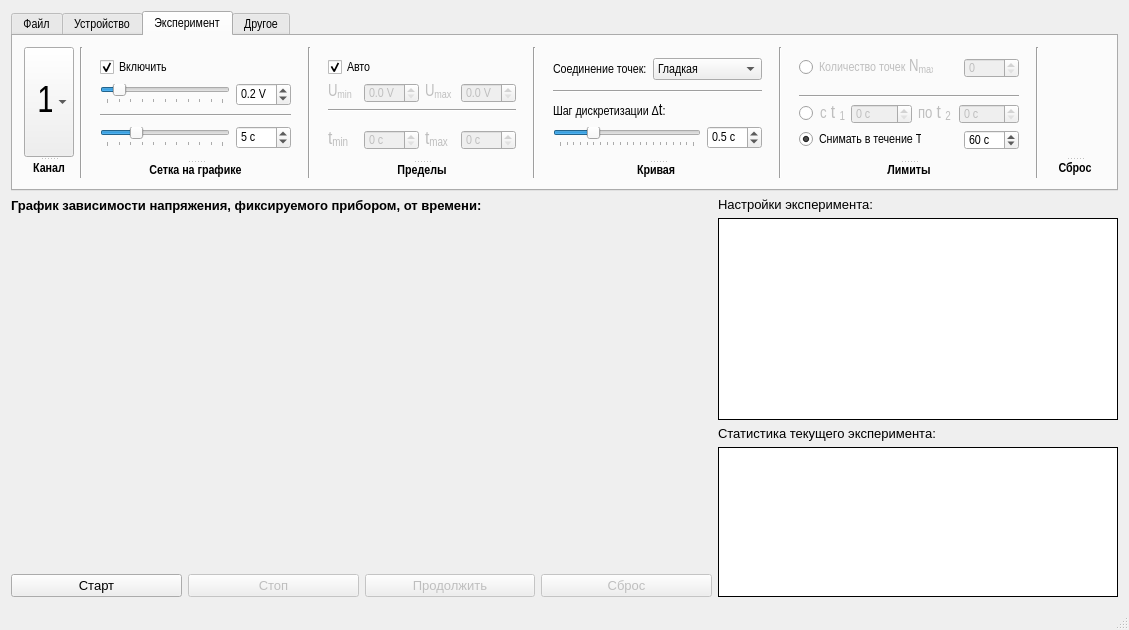
This is mainwindow.ui in gurmaaan/WeldAnalysis as Qt 5 draws it before an edit. The edited form follows.
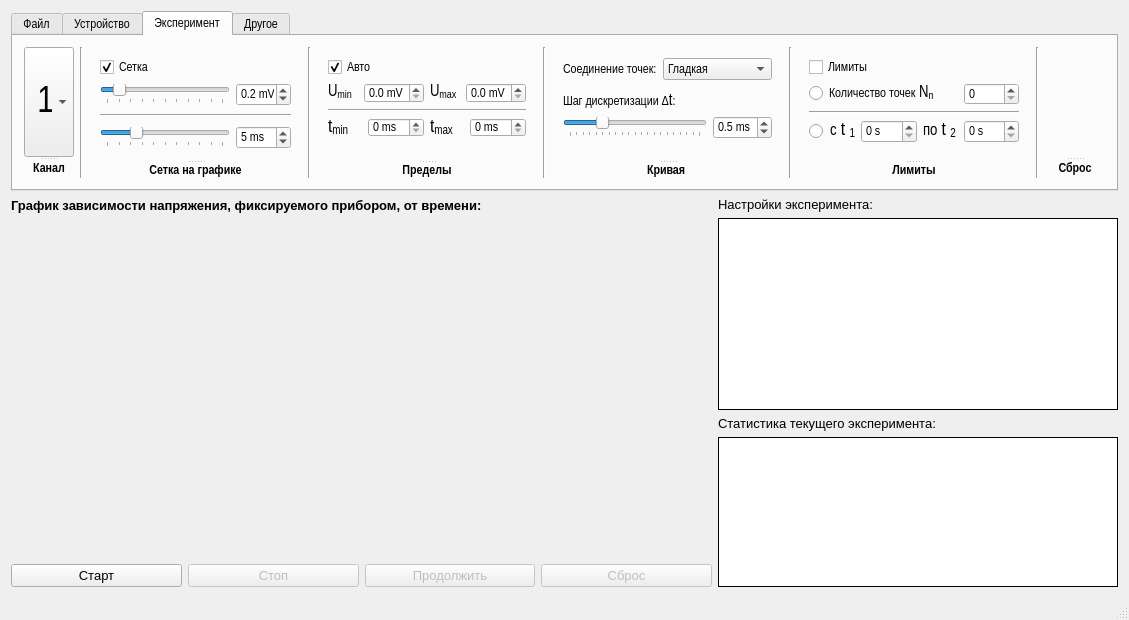
This is the edited form. The open tabs and pages were chosen to show the change. Icons and pictures are not drawn. Custom widgets are drawn as their Qt base class.

What changed in the file:
```diff
--- a/mainwindow.ui
+++ b/mainwindow.ui
@@ -6,8 +6,8 @@
    <rect>
     <x>0</x>
     <y>0</y>
-    <width>1065</width>
-    <height>630</height>
+    <width>1083</width>
+    <height>620</height>
    </rect>
   </property>
   <property name="windowTitle">
@@ -957,8 +957,6 @@
        </attribute>
        <layout class="QHBoxLayout" name="horizontalLayout_2">
         <item>
-         <layout class="QHBoxLayout" name="menu_experiment_main_group">
-          <item>
            <widget class="QSplitter" name="menu_experiment_channel_group">
             <property name="orientation">
              <enum>Qt::Vertical</enum>
@@ -1036,7 +1034,7 @@
               <item>
                <widget class="QCheckBox" name="menu_experiment_grid_checkbox">
                 <property name="text">
-                 <string>Включить</string>
+               <string>Сетка</string>
                 </property>
                 <property name="checked">
                  <bool>true</bool>
@@ -1097,7 +1095,7 @@
                    <string>Изменение горизонтального шага сетки (напряжение)</string>
                   </property>
                   <property name="suffix">
-                   <string> V</string>
+                 <string> mV</string>
                   </property>
                   <property name="decimals">
                    <number>1</number>
@@ -1202,7 +1200,7 @@
                    <string>Изменение вертикального шага сетки (время)</string>
                   </property>
                   <property name="suffix">
-                   <string> c</string>
+                 <string> ms</string>
                   </property>
                   <property name="value">
                    <number>5</number>
@@ -1238,6 +1236,9 @@
           </item>
           <item>
            <widget class="QSplitter" name="menu_experiment_minMax_group">
+          <property name="enabled">
+           <bool>true</bool>
+          </property>
             <property name="orientation">
              <enum>Qt::Vertical</enum>
             </property>
@@ -1274,7 +1275,7 @@
                 <item>
                  <widget class="QLabel" name="menu_experiment_minMaxUmin_label">
                   <property name="enabled">
-                   <bool>false</bool>
+                 <bool>true</bool>
                   </property>
                   <property name="minimumSize">
                    <size>
@@ -1293,7 +1294,7 @@
                 <item>
                  <widget class="QDoubleSpinBox" name="menu_experiment_minMaxUmin_spin">
                   <property name="enabled">
-                   <bool>false</bool>
+                 <bool>true</bool>
                   </property>
                   <property name="minimumSize">
                    <size>
@@ -1305,7 +1306,7 @@
                    <string>Установка минимума оси напряжения</string>
                   </property>
                   <property name="suffix">
-                   <string> V</string>
+                 <string> mV</string>
                   </property>
                   <property name="decimals">
                    <number>1</number>
@@ -1321,7 +1322,7 @@
                 <item>
                  <widget class="QLabel" name="menu_experiment_minMaxUmax_label">
                   <property name="enabled">
-                   <bool>false</bool>
+                 <bool>true</bool>
                   </property>
                   <property name="minimumSize">
                    <size>
@@ -1340,7 +1341,7 @@
                 <item>
                  <widget class="QDoubleSpinBox" name="menu_experiment_minMaxUmax_spin">
                   <property name="enabled">
-                   <bool>false</bool>
+                 <bool>true</bool>
                   </property>
                   <property name="minimumSize">
                    <size>
@@ -1352,7 +1353,7 @@
                    <string>Установка максимума оси напряжения</string>
                   </property>
                   <property name="suffix">
-                   <string> V</string>
+                 <string> mV</string>
                   </property>
                   <property name="decimals">
                    <number>1</number>
@@ -1387,28 +1388,12 @@
                 </property>
                </widget>
               </item>
-              <item>
-               <spacer name="verticalSpacer_5">
-                <property name="orientation">
-                 <enum>Qt::Vertical</enum>
-                </property>
-                <property name="sizeType">
-                 <enum>QSizePolicy::Fixed</enum>
-                </property>
-                <property name="sizeHint" stdset="0">
-                 <size>
-                  <width>20</width>
-                  <height>12</height>
-                 </size>
-                </property>
-               </spacer>
-              </item>
               <item>
                <layout class="QHBoxLayout" name="menu_experiment_minMaxT_tool">
                 <item>
                  <widget class="QLabel" name="menu_experiment_minMaxTmin_label">
                   <property name="enabled">
-                   <bool>false</bool>
+                 <bool>true</bool>
                   </property>
                   <property name="minimumSize">
                    <size>
@@ -1427,7 +1412,7 @@
                 <item>
                  <widget class="QSpinBox" name="menu_experiment_minMaxTmin_spin">
                   <property name="enabled">
-                   <bool>false</bool>
+                 <bool>true</bool>
                   </property>
                   <property name="minimumSize">
                    <size>
@@ -1439,14 +1424,14 @@
                    <string>Установка минимума оси времени</string>
                   </property>
                   <property name="suffix">
-                   <string> c</string>
+                 <string> ms</string>
                   </property>
                  </widget>
                 </item>
                 <item>
                  <widget class="QLabel" name="menu_experiment_minMaxTmax_label">
                   <property name="enabled">
-                   <bool>false</bool>
+                 <bool>true</bool>
                   </property>
                   <property name="minimumSize">
                    <size>
@@ -1465,7 +1450,7 @@
                 <item>
                  <widget class="QSpinBox" name="menu_experiment_minMaxTmax_spin">
                   <property name="enabled">
-                   <bool>false</bool>
+                 <bool>true</bool>
                   </property>
                   <property name="minimumSize">
                    <size>
@@ -1477,12 +1462,28 @@
                    <string>Установка максимума оси времени</string>
                   </property>
                   <property name="suffix">
-                   <string> c</string>
+                 <string> ms</string>
                   </property>
                  </widget>
                 </item>
                </layout>
               </item>
+            <item>
+             <spacer name="verticalSpacer_5">
+              <property name="orientation">
+               <enum>Qt::Vertical</enum>
+              </property>
+              <property name="sizeType">
+               <enum>QSizePolicy::Fixed</enum>
+              </property>
+              <property name="sizeHint" stdset="0">
+               <size>
+                <width>20</width>
+                <height>12</height>
+               </size>
+              </property>
+             </spacer>
+            </item>
              </layout>
             </widget>
             <widget class="QLabel" name="menu_experimen_maxMin_label">
@@ -1519,6 +1520,12 @@
                <layout class="QHBoxLayout" name="menu_experiment_curveLine_tool">
                 <item>
                  <widget class="QLabel" name="menu_experiment_curveLine_label">
+                <property name="maximumSize">
+                 <size>
+                  <width>16777215</width>
+                  <height>20</height>
+                 </size>
+                </property>
                   <property name="toolTip">
                    <string>Форма линии графика</string>
                   </property>
@@ -1556,36 +1563,25 @@
                 <property name="orientation">
                  <enum>Qt::Vertical</enum>
                 </property>
-                <property name="sizeHint" stdset="0">
-                 <size>
-                  <width>20</width>
-                  <height>40</height>
-                 </size>
-                </property>
-               </spacer>
-              </item>
-              <item>
-               <widget class="Line" name="menu_experiment_curve_horizontal_line">
-                <property name="orientation">
-                 <enum>Qt::Horizontal</enum>
-                </property>
-               </widget>
-              </item>
-              <item>
-               <spacer name="verticalSpacer_7">
-                <property name="orientation">
-                 <enum>Qt::Vertical</enum>
-                </property>
+              <property name="sizeType">
+               <enum>QSizePolicy::Fixed</enum>
+              </property>
                 <property name="sizeHint" stdset="0">
                  <size>
                   <width>20</width>
-                  <height>40</height>
+                <height>7</height>
                  </size>
                 </property>
                </spacer>
               </item>
               <item>
                <widget class="QLabel" name="menu_experiment_curveDT_label">
+              <property name="maximumSize">
+               <size>
+                <width>16777215</width>
+                <height>20</height>
+               </size>
+              </property>
                 <property name="toolTip">
                  <string>Интервал времени, через которое регистрируются значения</string>
                 </property>
@@ -1648,7 +1644,7 @@
                    <string>Интервал времени, через которое регистрируются значения</string>
                   </property>
                   <property name="suffix">
-                   <string> с</string>
+                 <string> ms</string>
                   </property>
                   <property name="decimals">
                    <number>1</number>
@@ -1666,6 +1662,19 @@
                 </item>
                </layout>
               </item>
+            <item>
+             <spacer name="verticalSpacer">
+              <property name="orientation">
+               <enum>Qt::Vertical</enum>
+              </property>
+              <property name="sizeHint" stdset="0">
+               <size>
+                <width>20</width>
+                <height>40</height>
+               </size>
+              </property>
+             </spacer>
+            </item>
              </layout>
             </widget>
             <widget class="QLabel" name="menu_experiment_curve_label">
@@ -1692,16 +1701,26 @@
            </widget>
           </item>
           <item>
-           <widget class="QSplitter" name="menu_experiment_limits_group">
+         <widget class="QSplitter" name="splitter">
             <property name="orientation">
              <enum>Qt::Vertical</enum>
             </property>
             <widget class="QWidget" name="layoutWidget">
-             <layout class="QVBoxLayout" name="menu_experiment_limits_tools">
+           <layout class="QVBoxLayout" name="verticalLayout_2">
+            <item>
+             <widget class="QCheckBox" name="checkBox">
+              <property name="text">
+               <string>Лимиты</string>
+              </property>
+             </widget>
+            </item>
               <item>
                <layout class="QHBoxLayout" name="menu_experiment_limitsNmax_tool">
                 <item>
                  <widget class="QRadioButton" name="menu_experiment_limitsNmax_radio">
+                <property name="enabled">
+                 <bool>true</bool>
+                </property>
                   <property name="maximumSize">
                    <size>
                     <width>15</width>
@@ -1719,7 +1738,7 @@
                 <item>
                  <widget class="QLabel" name="menu_experiment_limitsNmax_label">
                   <property name="enabled">
-                   <bool>false</bool>
+                 <bool>true</bool>
                   </property>
                   <property name="minimumSize">
                    <size>
@@ -1757,7 +1776,7 @@
                 <item>
                  <widget class="QSpinBox" name="menu_experiment_limitsNmax_spin">
                   <property name="enabled">
-                   <bool>false</bool>
+                 <bool>true</bool>
                   </property>
                   <property name="minimumSize">
                    <size>
@@ -1773,17 +1792,17 @@
                </layout>
               </item>
               <item>
-               <spacer name="verticalSpacer_8">
+             <spacer name="verticalSpacer_7">
                 <property name="orientation">
                  <enum>Qt::Vertical</enum>
                 </property>
                 <property name="sizeType">
-                 <enum>QSizePolicy::Fixed</enum>
+               <enum>QSizePolicy::Ignored</enum>
                 </property>
                 <property name="sizeHint" stdset="0">
                  <size>
                   <width>20</width>
-                  <height>11</height>
+                <height>13</height>
                  </size>
                 </property>
                </spacer>
@@ -1795,23 +1814,13 @@
                 </property>
                </widget>
               </item>
-              <item>
-               <spacer name="verticalSpacer_9">
-                <property name="orientation">
-                 <enum>Qt::Vertical</enum>
-                </property>
-                <property name="sizeHint" stdset="0">
-                 <size>
-                  <width>20</width>
-                  <height>40</height>
-                 </size>
-                </property>
-               </spacer>
-              </item>
               <item>
                <layout class="QHBoxLayout" name="menu_experiment_limitsTinterval_tool">
                 <item>
                  <widget class="QRadioButton" name="menu_experiment_limitsTinterval_radio">
+                <property name="enabled">
+                 <bool>true</bool>
+                </property>
                   <property name="maximumSize">
                    <size>
                     <width>15</width>
@@ -1829,7 +1838,7 @@
                 <item>
                  <widget class="QLabel" name="menu_experiment_limitsTintervalT1_label">
                   <property name="enabled">
-                   <bool>false</bool>
+                 <bool>true</bool>
                   </property>
                   <property name="minimumSize">
                    <size>
@@ -1854,7 +1863,7 @@
                 <item>
                  <widget class="QSpinBox" name="menu_experiment_limitsTintervalT1_spin">
                   <property name="enabled">
-                   <bool>false</bool>
+                 <bool>true</bool>
                   </property>
                   <property name="minimumSize">
                    <size>
@@ -1866,14 +1875,14 @@
                    <string>Момент времени в который начнется регистрация значений</string>
                   </property>
                   <property name="suffix">
-                   <string> c</string>
+                 <string> s</string>
                   </property>
                  </widget>
                 </item>
                 <item>
                  <widget class="QLabel" name="menu_experiment_limitsTintervalT2_label">
                   <property name="enabled">
-                   <bool>false</bool>
+                 <bool>true</bool>
                   </property>
                   <property name="minimumSize">
                    <size>
@@ -1898,7 +1907,7 @@
                 <item>
                  <widget class="QSpinBox" name="menu_experiment_limitsTintervalT2_spin">
                   <property name="enabled">
-                   <bool>false</bool>
+                 <bool>true</bool>
                   </property>
                   <property name="minimumSize">
                    <size>
@@ -1910,111 +1919,28 @@
                    <string>Момент времени в который закончится регистрация значений</string>
                   </property>
                   <property name="suffix">
-                   <string> c</string>
+                 <string> s</string>
                   </property>
                  </widget>
                 </item>
                </layout>
               </item>
               <item>
-               <spacer name="verticalSpacer_10">
+             <spacer name="verticalSpacer_8">
                 <property name="orientation">
                  <enum>Qt::Vertical</enum>
                 </property>
+              <property name="sizeType">
+               <enum>QSizePolicy::Fixed</enum>
+              </property>
                 <property name="sizeHint" stdset="0">
                  <size>
                   <width>20</width>
-                  <height>40</height>
+                <height>6</height>
                  </size>
                 </property>
                </spacer>
               </item>
-              <item>
-               <layout class="QHBoxLayout" name="menu_experiment_limitsTdlit_tool">
-                <item>
-                 <widget class="QRadioButton" name="menu_experiment_limitsTdlit_radio">
-                  <property name="maximumSize">
-                   <size>
-                    <width>15</width>
-                    <height>16777215</height>
-                   </size>
-                  </property>
-                  <property name="toolTip">
-                   <string>Установить длительность</string>
-                  </property>
-                  <property name="text">
-                   <string/>
-                  </property>
-                  <property name="checked">
-                   <bool>true</bool>
-                  </property>
-                 </widget>
-                </item>
-                <item>
-                 <widget class="QLabel" name="menu_experiment_limitsTdlit_label">
-                  <property name="minimumSize">
-                   <size>
-                    <width>30</width>
-                    <height>0</height>
-                   </size>
-                  </property>
-                  <property name="toolTip">
-                   <string>Интервал времени, за которой программа будет считывать значения</string>
-                  </property>
-                  <property name="text">
-                   <string>&lt;html&gt;&lt;head/&gt;&lt;body&gt;&lt;p&gt;Снимать в течение T:&lt;/p&gt;&lt;/body&gt;&lt;/html&gt;</string>
-                  </property>
-                 </widget>
-                </item>
-                <item>
-                 <spacer name="menu_experiment_limitsTdlit_spacer">
-                  <property name="orientation">
-                   <enum>Qt::Horizontal</enum>
-                  </property>
-                  <property name="sizeHint" stdset="0">
-                   <size>
-                    <width>40</width>
-                    <height>20</height>
-                   </size>
-                  </property>
-                 </spacer>
-                </item>
-                <item>
-                 <widget class="QSpinBox" name="menu_experiment_limitsTdlit_spin">
-                  <property name="enabled">
-                   <bool>true</bool>
-                  </property>
-                  <property name="minimumSize">
-                   <size>
-                    <width>55</width>
-                    <height>0</height>
-                   </size>
-                  </property>
-                  <property name="maximumSize">
-                   <size>
-                    <width>55</width>
-                    <height>16777215</height>
-                   </size>
-                  </property>
-                  <property name="toolTip">
-                   <string>Интервал времени, за которой программа будет считывать значения</string>
-                  </property>
-                  <property name="suffix">
-                   <string> с</string>
-                  </property>
-                  <property name="prefix">
-                   <string/>
-                  </property>
-                  <property name="maximum">
-                   <number>10000</number>
-                  </property>
-                  <property name="value">
-                   <number>60</number>
-                  </property>
-                 </widget>
-                </item>
-               </layout>
-              </item>
              </layout>
             </widget>
             <widget class="QLabel" name="menu_experiment_limitslabel">
@@ -2108,8 +2034,6 @@
              </property>
             </widget>
            </widget>
-          </item>
-         </layout>
         </item>
        </layout>
       </widget>
```
Left out of the diff: 2 changed lines with no effect on the pictures. Lines whose indentation alone changed are shown as unchanged.
